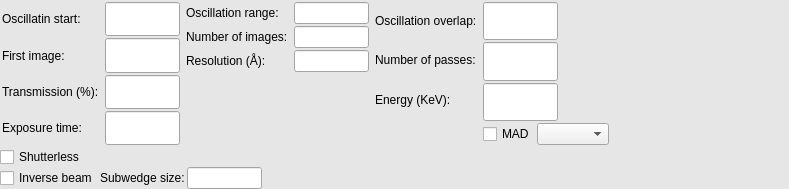
Above: Bricks/widgets/ui_files/Qt4_acquisition_widget_horizontal_layout.ui from mxcube/mxcubeqt before the change. Below: the same form after it.
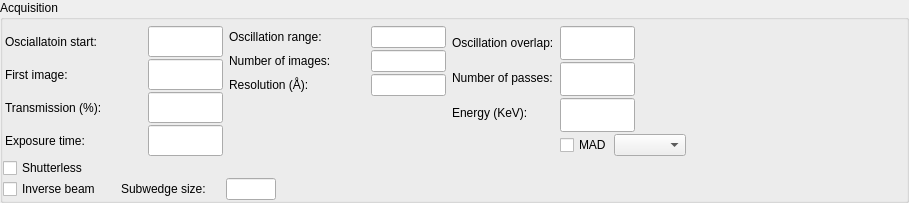
That is the form after the change.

Commit message: 2015.11.06. Adjusted layouts in Qt4 ui files

Diff of the .ui file:
```diff
--- a/Bricks/widgets/ui_files/Qt4_acquisition_widget_horizontal_layout.ui
+++ b/Bricks/widgets/ui_files/Qt4_acquisition_widget_horizontal_layout.ui
@@ -6,84 +6,41 @@
    <rect>
     <x>0</x>
     <y>0</y>
-    <width>789</width>
-    <height>189</height>
+    <width>909</width>
+    <height>203</height>
    </rect>
   </property>
-  <property name="palette">
-   <palette>
-    <active>
-     <colorrole role="Base">
-      <brush brushstyle="SolidPattern">
-       <color alpha="255">
-        <red>255</red>
-        <green>255</green>
-        <blue>255</blue>
-       </color>
-      </brush>
-     </colorrole>
-     <colorrole role="Window">
-      <brush brushstyle="SolidPattern">
-       <color alpha="255">
-        <red>230</red>
-        <green>230</green>
-        <blue>230</blue>
-       </color>
-      </brush>
-     </colorrole>
-    </active>
-    <inactive>
-     <colorrole role="Base">
-      <brush brushstyle="SolidPattern">
-       <color alpha="255">
-        <red>255</red>
-        <green>255</green>
-        <blue>255</blue>
-       </color>
-      </brush>
-     </colorrole>
-     <colorrole role="Window">
-      <brush brushstyle="SolidPattern">
-       <color alpha="255">
-        <red>230</red>
-        <green>230</green>
-        <blue>230</blue>
-       </color>
-      </brush>
-     </colorrole>
-    </inactive>
-    <disabled>
-     <colorrole role="Base">
-      <brush brushstyle="SolidPattern">
-       <color alpha="255">
-        <red>230</red>
-        <green>230</green>
-        <blue>230</blue>
-       </color>
-      </brush>
-     </colorrole>
-     <colorrole role="Window">
-      <brush brushstyle="SolidPattern">
-       <color alpha="255">
-        <red>230</red>
-        <green>230</green>
-        <blue>230</blue>
-       </color>
-      </brush>
-     </colorrole>
-    </disabled>
-   </palette>
-  </property>
   <property name="windowTitle">
    <string>Acquisition widget</string>
   </property>
-  <layout class="QVBoxLayout">
+  <layout class="QGridLayout" name="main_layout">
+   <property name="margin">
+    <number>0</number>
+   </property>
    <property name="spacing">
     <number>0</number>
    </property>
-   <property name="margin">
+   <item row="0" column="0">
+    <widget class="QGroupBox" name="main_gbox">
+     <property name="title">
+      <string>Acquisition</string>
+     </property>
+     <layout class="QVBoxLayout" name="verticalLayout">
+      <property name="spacing">
     <number>0</number>
    </property>
+      <property name="leftMargin">
+       <number>0</number>
+      </property>
+      <property name="topMargin">
+       <number>4</number>
+      </property>
+      <property name="rightMargin">
+       <number>0</number>
+      </property>
+      <property name="bottomMargin">
+       <number>0</number>
+      </property>
    <item>
     <layout class="QHBoxLayout">
      <property name="spacing">
@@ -93,24 +50,24 @@
       <number>2</number>
      </property>
      <item>
-      <layout class="QVBoxLayout">
+         <layout class="QVBoxLayout" name="_2">
        <property name="spacing">
         <number>2</number>
        </property>
        <item>
-        <layout class="QHBoxLayout">
+           <layout class="QHBoxLayout" name="_3">
          <property name="spacing">
           <number>6</number>
          </property>
          <item>
-          <layout class="QVBoxLayout">
+             <layout class="QVBoxLayout" name="_4">
            <property name="spacing">
             <number>2</number>
            </property>
            <item>
             <widget class="QLabel" name="osc_start_label">
              <property name="text">
-              <string>Oscillatin start:</string>
+                 <string>Osciallatoin start:</string>
              </property>
             </widget>
            </item>
@@ -147,7 +104,7 @@
           </layout>
          </item>
          <item>
-          <layout class="QVBoxLayout">
+             <layout class="QVBoxLayout" name="_5">
            <property name="spacing">
             <number>2</number>
            </property>
@@ -222,14 +179,14 @@
       </layout>
      </item>
      <item>
-      <layout class="QVBoxLayout">
+         <layout class="QVBoxLayout" name="_6">
        <property name="spacing">
         <number>2</number>
        </property>
        <item>
-        <layout class="QHBoxLayout">
+           <layout class="QHBoxLayout" name="_7">
          <item>
-          <layout class="QVBoxLayout">
+             <layout class="QVBoxLayout" name="_8">
            <property name="spacing">
             <number>2</number>
            </property>
@@ -269,7 +226,7 @@
           </layout>
          </item>
          <item>
-          <layout class="QVBoxLayout">
+             <layout class="QVBoxLayout" name="_9">
            <property name="spacing">
             <number>2</number>
            </property>
@@ -344,17 +301,17 @@
       </layout>
      </item>
      <item>
-      <layout class="QVBoxLayout">
+         <layout class="QVBoxLayout" name="_10">
        <property name="spacing">
         <number>2</number>
        </property>
        <item>
-        <layout class="QHBoxLayout">
+           <layout class="QHBoxLayout" name="_11">
          <property name="spacing">
           <number>6</number>
          </property>
          <item>
-          <layout class="QVBoxLayout">
+             <layout class="QVBoxLayout" name="_12">
            <property name="spacing">
             <number>2</number>
            </property>
@@ -407,7 +364,7 @@
           </layout>
          </item>
          <item>
-          <layout class="QVBoxLayout">
+             <layout class="QVBoxLayout" name="_13">
            <property name="spacing">
             <number>2</number>
            </property>
@@ -460,7 +417,7 @@
             </widget>
            </item>
            <item>
-            <layout class="QHBoxLayout">
+               <layout class="QHBoxLayout" name="_14">
              <property name="spacing">
               <number>2</number>
              </property>
@@ -498,9 +455,9 @@
     </layout>
    </item>
    <item>
-    <layout class="QHBoxLayout">
+       <layout class="QHBoxLayout" name="_15">
      <property name="spacing">
-      <number>2</number>
+         <number>37</number>
      </property>
      <item>
       <widget class="QCheckBox" name="shutterless_cbx">
@@ -528,9 +485,9 @@
     </layout>
    </item>
    <item>
-    <layout class="QHBoxLayout">
+       <layout class="QHBoxLayout" name="_16">
      <property name="spacing">
-      <number>2</number>
+         <number>20</number>
      </property>
      <item>
       <widget class="QCheckBox" name="inverse_beam_cbx">
@@ -540,6 +497,8 @@
       </widget>
      </item>
      <item>
+         <layout class="QHBoxLayout" name="_17">
+          <item>
       <widget class="QLabel" name="subwedge_size_label">
        <property name="mouseTracking">
         <bool>false</bool>
@@ -556,14 +515,29 @@
       <widget class="QLineEdit" name="subwedge_size_ledit">
        <property name="maximumSize">
         <size>
-         <width>75</width>
+              <width>50</width>
          <height>32767</height>
         </size>
        </property>
       </widget>
      </item>
      <item>
-      <layout class="QHBoxLayout"/>
+           <spacer name="subwedge_fill_spacer">
+            <property name="orientation">
+             <enum>Qt::Horizontal</enum>
+            </property>
+            <property name="sizeType">
+             <enum>QSizePolicy::Expanding</enum>
+            </property>
+            <property name="sizeHint" stdset="0">
+             <size>
+              <width>20</width>
+              <height>20</height>
+             </size>
+            </property>
+           </spacer>
+          </item>
+         </layout>
      </item>
      <item>
       <spacer name="spacer16">
@@ -585,8 +559,9 @@
    </item>
   </layout>
  </widget>
- <layoutdefault spacing="6" margin="11"/>
- <pixmapfunction>qPixmapFromMimeSource</pixmapfunction>
+   </item>
+  </layout>
+ </widget>
  <resources/>
  <connections/>
 </ui>
```
Left out of the diff: 6 changed lines with no effect on the pictures. Lines whose indentation alone changed are shown as unchanged. The commit also changes 3 other files.
